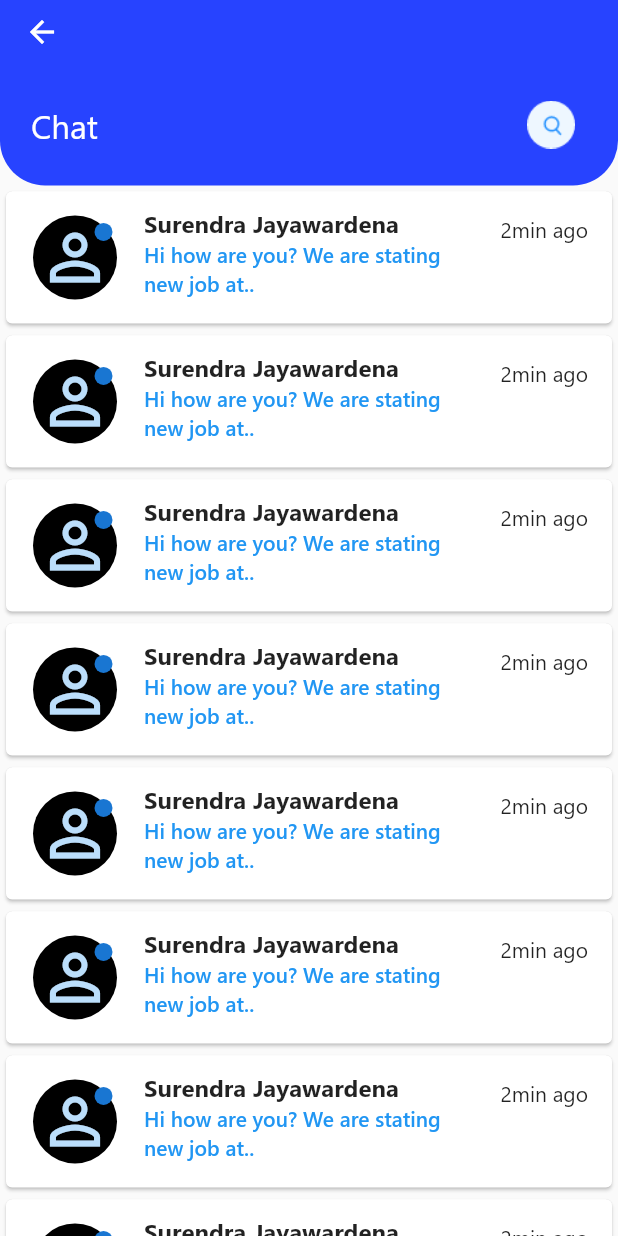
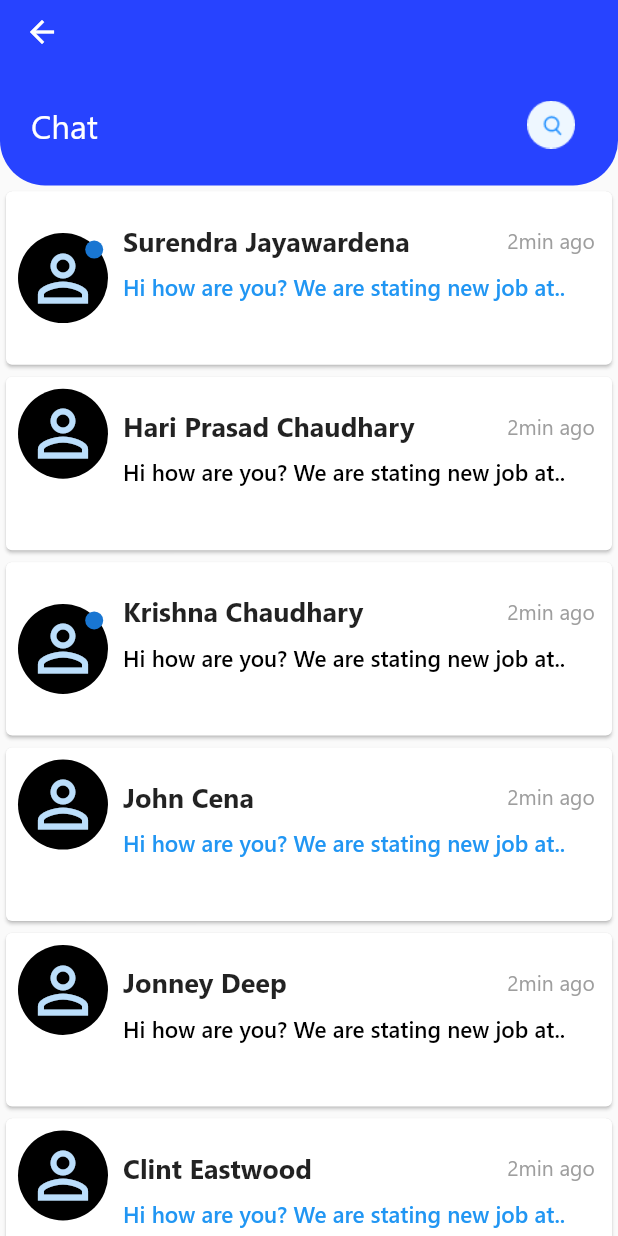
Before and after one commit to salithashamood/school, a Flutter app: the ChatMainScreen screen opened directly, on a phone screen of 412 x 824 dp. Run offline on Flutter 3.47's test engine with Material 2 defaults, Android fonts, the phone set to English and light mode, and no system bars; our stand-ins replace flutter_secure_storage, get, sizer; accounts and stored records are empty.

Commit message:
modify chat

```diff
--- a/lib/components/chat_main_components.dart
+++ b/lib/components/chat_main_components.dart
@@ -1,62 +1,63 @@
 import 'package:flutter/material.dart';
+import 'package:sizer/sizer.dart';
 
 chatTile() {
-  // List users = [
-  //   {
-  //     'name': 'Surendra Jayawardena',
-  //     'msg': 'Hi how are you? We are stating new job at..',
-  //     'isOnline': true,
-  //     'isRead': false
-  //   },
-  //   {
-  //     'name': 'Hari Prasad Chaudhary',
-  //     'msg': 'Hi how are you? We are stating new job at..',
-  //     'isOnline': false,
-  //     'isRead': true
-  //   },
-  //   {
-  //     'name': 'Krishna Chaudhary',
-  //     'msg': 'Hi how are you? We are stating new job at..',
-  //     'isOnline': true,
-  //     'isRead': true
-  //   },
-  //   {
-  //     'name': 'John Cena',
-  //     'msg': 'Hi how are you? We are stating new job at..',
-  //     'isOnline': false,
-  //     'isRead': false
-  //   },
-  //   {
-  //     'name': 'Jonney Deep',
-  //     'msg': 'Hi how are you? We are stating new job at..',
-  //     'isOnline': false,
-  //     'isRead': true
-  //   },
-  //   {
-  //     'name': 'Clint Eastwood',
-  //     'msg': 'Hi how are you? We are stating new job at..',
-  //     'isOnline': false,
-  //     'isRead': false
-  //   },
-  //   {
-  //     'name': 'Kanishka Athapattu',
-  //     'msg': 'Hi how are you? We are stating new job at..',
-  //     'isOnline': false,
-  //     'isRead': true
-  //   },
-  //   {
-  //     'name': 'Surendra Jayawardena',
-  //     'msg': 'Hi how are you? We are stating new job at..',
-  //     'isOnline': false,
-  //     'isRead': true
-  //   },
-  //   {
-  //     'name': 'Surendra Jayawardena',
-  //     'msg': 'Hi how are you? We are stating new job at..',
-  //     'isOnline': true,
-  //     'isRead': true
-  //   },
-  // ];
+  List users = [
+    {
+      'name': 'Surendra Jayawardena',
+      'msg': 'Hi how are you? We are stating new job at..',
+      'isOnline': true,
+      'isRead': false
+    },
+    {
+      'name': 'Hari Prasad Chaudhary',
+      'msg': 'Hi how are you? We are stating new job at..',
+      'isOnline': false,
+      'isRead': true
+    },
+    {
+      'name': 'Krishna Chaudhary',
+      'msg': 'Hi how are you? We are stating new job at..',
+      'isOnline': true,
+      'isRead': true
+    },
+    {
+      'name': 'John Cena',
+      'msg': 'Hi how are you? We are stating new job at..',
+      'isOnline': false,
+      'isRead': false
+    },
+    {
+      'name': 'Jonney Deep',
+      'msg': 'Hi how are you? We are stating new job at..',
+      'isOnline': false,
+      'isRead': true
+    },
+    {
+      'name': 'Clint Eastwood',
+      'msg': 'Hi how are you? We are stating new job at..',
+      'isOnline': false,
+      'isRead': false
+    },
+    {
+      'name': 'Kanishka Athapattu',
+      'msg': 'Hi how are you? We are stating new job at..',
+      'isOnline': false,
+      'isRead': true
+    },
+    {
+      'name': 'Surendra Jayawardena',
+      'msg': 'Hi how are you? We are stating new job at..',
+      'isOnline': false,
+      'isRead': true
+    },
+    {
+      'name': 'Surendra Jayawardena',
+      'msg': 'Hi how are you? We are stating new job at..',
+      'isOnline': true,
+      'isRead': true
+    },
+  ];
   // return ListView(
   //   shrinkWrap: true,
   //   children: users.map((user) {
@@ -101,14 +102,21 @@ chatTile() {
   //   }).toList(),
   // );
 
-  return ListView.builder(
-    itemCount: 10,
-    itemBuilder: (context, index) {
-      return Card(
-        child: ListTile(
-          leading: Stack(
-            children: const [
-              CircleAvatar(
+  return ListView(
+    shrinkWrap: true,
+    children: users.map((user) {
+      return SizedBox(
+        height: 15.h,
+        child: Card(
+          child: Container(
+            margin: const EdgeInsets.all(8.0),
+            child: Row(
+              children: [
+                SizedBox(
+                  width: 15.w,
+                  child: Stack(
+                    children: [
+                      const CircleAvatar(
                         backgroundColor: Colors.black,
                         radius: 30,
                         child: Icon(
@@ -116,28 +124,184 @@ chatTile() {
                           size: 50,
                         ),
                       ),
-              Positioned(
+                      user['isOnline']
+                          ? Positioned(
                               child: CircleAvatar(radius: 6),
                               top: 5,
                               right: 5,
+                            )
+                          : Container(),
+                    ],
+                  ),
+                ),
+                SizedBox(
+                  width: 2.w,
+                ),
+                Expanded(
+                  child: Column(
+                    crossAxisAlignment: CrossAxisAlignment.start,
+                    mainAxisSize: MainAxisSize.min,
+                    mainAxisAlignment: MainAxisAlignment.start,
+                    children: [
+                      SizedBox(
+                        height: 5.h,
+                        child: Row(
+                          mainAxisAlignment: MainAxisAlignment.spaceEvenly,
+                          children: [
+                            Expanded(
+                              child: Text(
+                                user['name'],
+                                style: TextStyle(
+                                    fontWeight: FontWeight.bold, fontSize: 18),
+                              ),
+                            ),
+                            SizedBox(
+                                width: 15.w,
+                                child: Text(
+                                  '2min ago',
+                                  style: TextStyle(color: Colors.grey),
+                                )),
+                          ],
+                        ),
+                      ),
+                      SizedBox(
+                        height: 6.h,
+                        child: Text(
+                          user['msg'],
+                          overflow: TextOverflow.ellipsis,
+                          softWrap: true,
+                          maxLines: 2,
+                          style: TextStyle(
+                              fontSize: 15,
+                              color:
+                                  user['isRead'] ? Colors.black : Colors.blue,
+                              fontWeight: FontWeight.w600),
+                        ),
                       ),
                     ],
                   ),
-          isThreeLine: true,
-          title: const Text(
-            'Surendra Jayawardena',
-            style: TextStyle(fontWeight: FontWeight.bold),
                 ),
-          subtitle: Text(
-            'Hi how are you? We are stating new job at..',
-            overflow: TextOverflow.ellipsis,
-            softWrap: true,
-            maxLines: 2,
-            style: TextStyle(color: Colors.blue, fontWeight: FontWeight.w600),
+              ],
             ),
-          trailing: Text('2min ago'),
+          ),
         ),
       );
-    },
+    }).toList(),
   );
+
+  // return ListView.builder(
+  //   itemCount: 10,
+  //   itemBuilder: (context, index) {
+  //     return SizedBox(
+  //       height: 15.h,
+  //       child: Card(
+  //         child: Container(
+  //           margin: const EdgeInsets.all(8.0),
+  //           child: Row(
+  //             children: [
+  //               SizedBox(
+  //                 width: 15.w,
+  //                 child: Stack(
+  //                   children: const [
+  //                     CircleAvatar(
+  //                       backgroundColor: Colors.black,
+  //                       radius: 30,
+  //                       child: Icon(
+  //                         Icons.person_outline,
+  //                         size: 50,
+  //                       ),
+  //                     ),
+  //                     Positioned(
+  //                       child: CircleAvatar(radius: 6),
+  //                       top: 5,
+  //                       right: 5,
+  //                     ),
+  //                   ],
+  //                 ),
+  //               ),
+  //               SizedBox(
+  //                 width: 2.w,
+  //               ),
+  //               Expanded(
+  //                 child: Column(
+  //                   crossAxisAlignment: CrossAxisAlignment.start,
+  //                   mainAxisSize: MainAxisSize.min,
+  //                   mainAxisAlignment: MainAxisAlignment.start,
+  //                   children: [
+  //                     SizedBox(
+  //                       height: 5.h,
+  //                       child: Row(
+  //                         mainAxisAlignment: MainAxisAlignment.spaceEvenly,
+  //                         children: [
+  //                           Expanded(
+  //                             child: const Text(
+  //                               'Surendra Jayawardena',
+  //                               style: TextStyle(
+  //                                   fontWeight: FontWeight.bold, fontSize: 18),
+  //                             ),
+  //                           ),
+  //                           SizedBox(
+  //                               width: 15.w,
+  //                               child: Text(
+  //                                 '2min ago',
+  //                                 style: TextStyle(color: Colors.grey),
+  //                               )),
+  //                         ],
+  //                       ),
+  //                     ),
+  //                     SizedBox(
+  //                       height: 6.h,
+  //                       child: Text(
+  //                         'Hi how are you? We are stating new job at.............',
+  //                         overflow: TextOverflow.ellipsis,
+  //                         softWrap: true,
+  //                         maxLines: 2,
+  //                         style: TextStyle(
+  //                             fontSize: 15,
+  //                             color: Colors.blue,
+  //                             fontWeight: FontWeight.w600),
+  //                       ),
+  //                     ),
+  //                   ],
+  //                 ),
+  //               ),
+  //             ],
+  //           ),
+  //         ),
+  // ListTile(
+  //   leading: Stack(
+  //     children: const [
+  //       CircleAvatar(
+  //         backgroundColor: Colors.black,
+  //         radius: 30,
+  //         child: Icon(
+  //           Icons.person_outline,
+  //           size: 50,
+  //         ),
+  //       ),
+  //       Positioned(
+  //         child: CircleAvatar(radius: 6),
+  //         top: 5,
+  //         right: 5,
+  //       ),
+  //     ],
+  //   ),
+  //   isThreeLine: true,
+  //   title: const Text(
+  //     'Surendra Jayawardena',
+  //     style: TextStyle(fontWeight: FontWeight.bold),
+  //   ),
+  //   subtitle: Text(
+  //     'Hi how are you? We are stating new job at..',
+  //     overflow: TextOverflow.ellipsis,
+  //     softWrap: true,
+  //     maxLines: 2,
+  //     style: TextStyle(color: Colors.blue, fontWeight: FontWeight.w600),
+  //   ),
+  //   trailing: Text('2min ago'),
+  // ),
+  //       ),
+  //     );
+  //   },
+  // );
 }
--- a/lib/screens/main_home_screen.dart
+++ b/lib/screens/main_home_screen.dart
@@ -2,6 +2,7 @@ import 'package:flutter/material.dart';
 import 'package:school/components/botom_navigation_bar_component.dart';
 import 'package:school/screens/chat_main_screen.dart';
 import 'package:school/screens/home_page.dart';
+import 'package:school/utils/image.dart';
 
 class MainHomeScreen extends StatefulWidget {
   const MainHomeScreen({Key? key}) : super(key: key);
@@ -42,8 +43,7 @@ class _MainHomeScreenState extends State<MainHomeScreen> {
         selectedIndex: _selectedIndex,
         onTap: _onItemTapped,
       ),
-
-      // BottomNavigationBar(
+      // bottomNavigationBar: BottomNavigationBar(
       //   showSelectedLabels: false,
       //   showUnselectedLabels: false,
       //   currentIndex: _selectedIndex,
```
Lines whose indentation alone changed are shown as unchanged.
